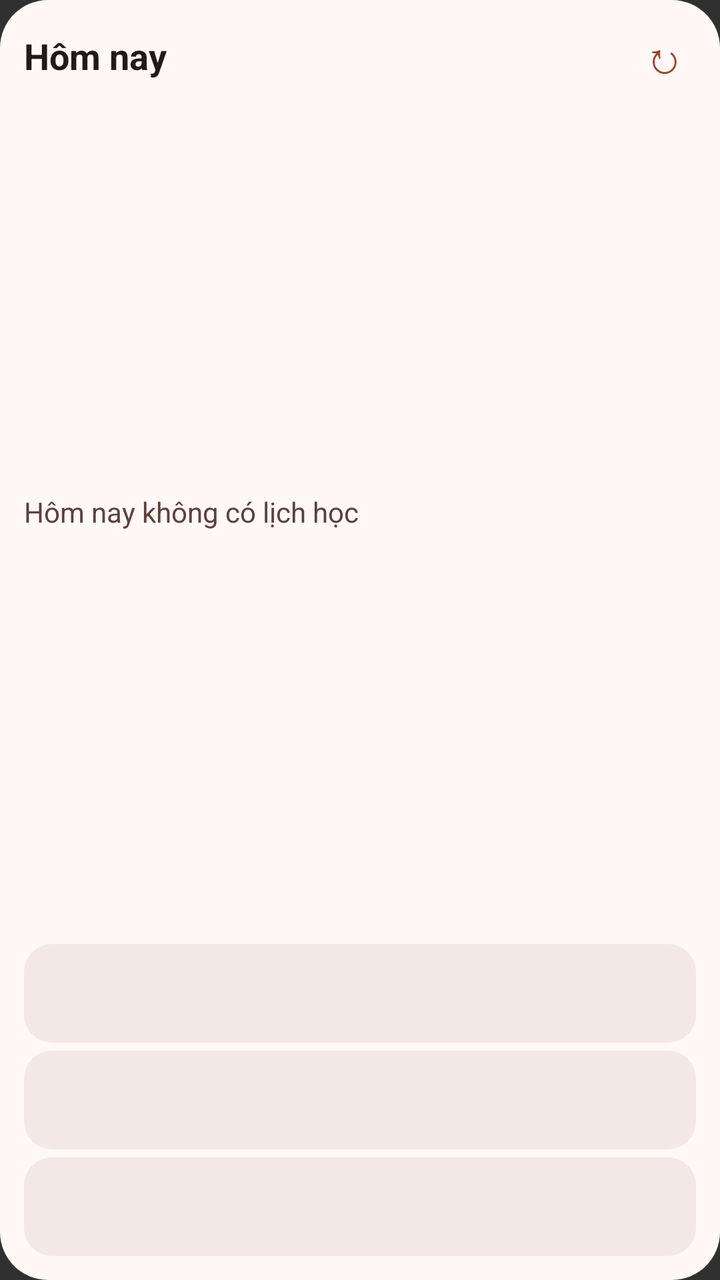
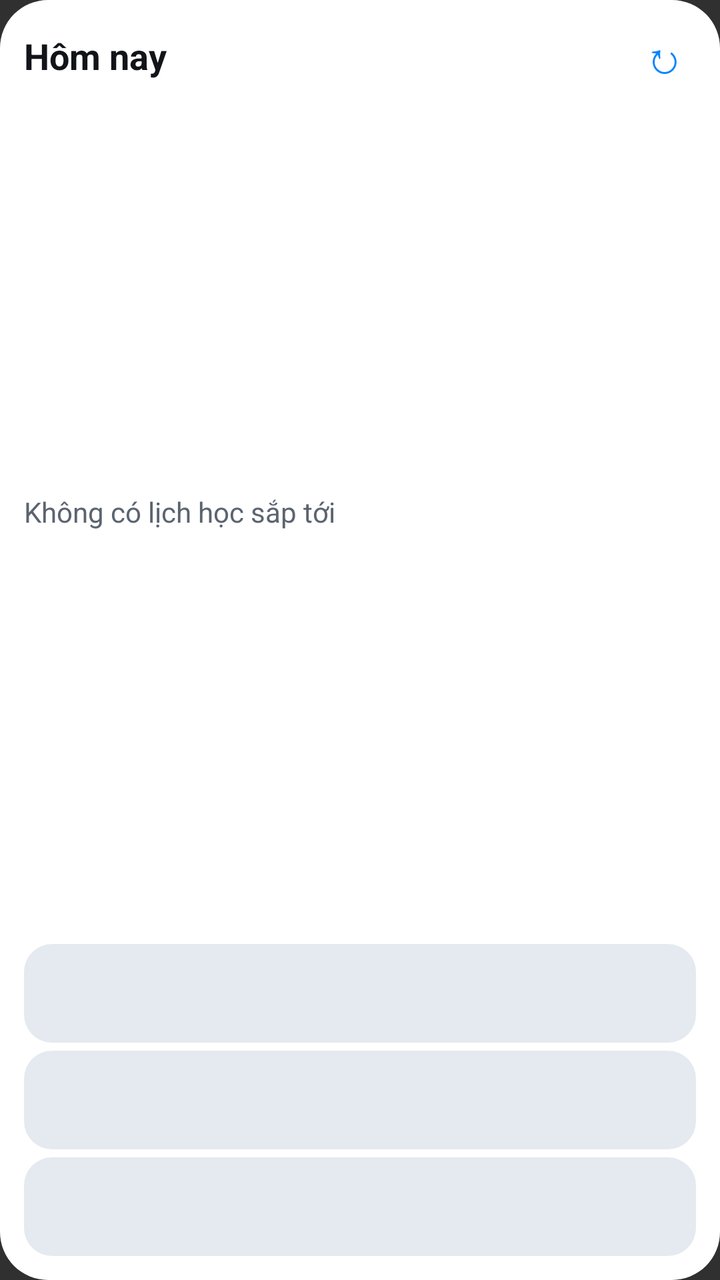

Compare the two renders of this Android layout. The source of the first and the diff that turns it into the second are given below.
<!-- AndroidManifest.xml: application theme Theme.Tkb -->
<!-- res/layout/widget_timetable.xml -->
<?xml version="1.0" encoding="utf-8"?>
<LinearLayout xmlns:android="http://schemas.android.com/apk/res/android"
    android:id="@+id/widget_root"
    android:layout_width="match_parent"
    android:layout_height="match_parent"
    android:background="@drawable/widget_background"
    android:orientation="vertical"
    android:padding="12dp">

    <LinearLayout
        android:layout_width="match_parent"
        android:layout_height="wrap_content"
        android:gravity="center_vertical"
        android:orientation="horizontal">

        <TextView
            android:layout_width="0dp"
            android:layout_height="wrap_content"
            android:layout_weight="1"
            android:text="@string/widget_today"
            android:textColor="@color/widget_on_surface"
            android:textSize="18sp"
            android:textStyle="bold" />

        <TextView
            android:id="@+id/widget_refresh"
            android:layout_width="32dp"
            android:layout_height="32dp"
            android:contentDescription="@string/widget_refresh"
            android:gravity="center"
            android:text="↻"
            android:textColor="@color/widget_primary"
            android:textSize="22sp" />
    </LinearLayout>

    <TextView
        android:id="@+id/widget_empty"
        android:layout_width="match_parent"
        android:layout_height="0dp"
        android:layout_weight="1"
        android:gravity="center_vertical"
        android:text="@string/widget_no_lessons"
        android:textColor="@color/widget_on_surface_variant"
        android:textSize="14sp" />

    <include
        android:id="@+id/lesson_1"
        layout="@layout/widget_lesson_row" />

    <include
        android:id="@+id/lesson_2"
        layout="@layout/widget_lesson_row_2" />

    <include
        android:id="@+id/lesson_3"
        layout="@layout/widget_lesson_row_3" />

</LinearLayout>
<!-- res/layout/widget_lesson_row.xml (included above) -->
<?xml version="1.0" encoding="utf-8"?>
<LinearLayout xmlns:android="http://schemas.android.com/apk/res/android"
    android:layout_width="match_parent"
    android:layout_height="wrap_content"
    android:layout_marginTop="4dp"
    android:background="@drawable/widget_lesson_background"
    android:orientation="vertical"
    android:paddingHorizontal="12dp"
    android:paddingVertical="6dp">

    <TextView
        android:id="@+id/lesson_1_title"
        android:layout_width="match_parent"
        android:layout_height="wrap_content"
        android:ellipsize="end"
        android:maxLines="1"
        android:textColor="@color/widget_on_surface"
        android:textSize="14sp"
        android:textStyle="bold" />

    <TextView
        android:id="@+id/lesson_1_detail"
        android:layout_width="match_parent"
        android:layout_height="wrap_content"
        android:layout_marginTop="2dp"
        android:ellipsize="end"
        android:maxLines="1"
        android:textColor="@color/widget_on_surface_variant"
        android:textSize="12sp" />
</LinearLayout>
<!-- res/layout/widget_lesson_row_2.xml (included above) -->
<?xml version="1.0" encoding="utf-8"?>
<LinearLayout xmlns:android="http://schemas.android.com/apk/res/android"
    android:layout_width="match_parent"
    android:layout_height="wrap_content"
    android:layout_marginTop="4dp"
    android:background="@drawable/widget_lesson_background"
    android:orientation="vertical"
    android:paddingHorizontal="12dp"
    android:paddingVertical="6dp">

    <TextView
        android:id="@+id/lesson_2_title"
        android:layout_width="match_parent"
        android:layout_height="wrap_content"
        android:ellipsize="end"
        android:maxLines="1"
        android:textColor="@color/widget_on_surface"
        android:textSize="14sp"
        android:textStyle="bold" />

    <TextView
        android:id="@+id/lesson_2_detail"
        android:layout_width="match_parent"
        android:layout_height="wrap_content"
        android:layout_marginTop="2dp"
        android:ellipsize="end"
        android:maxLines="1"
        android:textColor="@color/widget_on_surface_variant"
        android:textSize="12sp" />
</LinearLayout>
<!-- res/layout/widget_lesson_row_3.xml (included above) -->
<?xml version="1.0" encoding="utf-8"?>
<LinearLayout xmlns:android="http://schemas.android.com/apk/res/android"
    android:layout_width="match_parent"
    android:layout_height="wrap_content"
    android:layout_marginTop="4dp"
    android:background="@drawable/widget_lesson_background"
    android:orientation="vertical"
    android:paddingHorizontal="12dp"
    android:paddingVertical="6dp">

    <TextView
        android:id="@+id/lesson_3_title"
        android:layout_width="match_parent"
        android:layout_height="wrap_content"
        android:ellipsize="end"
        android:maxLines="1"
        android:textColor="@color/widget_on_surface"
        android:textSize="14sp"
        android:textStyle="bold" />

    <TextView
        android:id="@+id/lesson_3_detail"
        android:layout_width="match_parent"
        android:layout_height="wrap_content"
        android:layout_marginTop="2dp"
        android:ellipsize="end"
        android:maxLines="1"
        android:textColor="@color/widget_on_surface_variant"
        android:textSize="12sp" />
</LinearLayout>
<!-- resources referenced by this layout -->
<resources>
  <color name="widget_on_surface">#231918</color>
  <color name="widget_on_surface_variant">#5C403C</color>
  <color name="widget_primary">#9A452F</color>
  <!-- drawable widget_background (drawable) -->
  <?xml version="1.0" encoding="utf-8"?>
  <shape xmlns:android="http://schemas.android.com/apk/res/android" android:shape="rectangle">
      <corners android:radius="24dp" />
      <solid android:color="@color/widget_surface" />
  </shape>
  <!-- drawable widget_lesson_background (drawable) -->
  <?xml version="1.0" encoding="utf-8"?>
  <shape xmlns:android="http://schemas.android.com/apk/res/android" android:shape="rectangle">
      <corners android:radius="14dp" />
      <solid android:color="@color/widget_surface_variant" />
  </shape>
  <string name="widget_no_lessons">Hôm nay không có lịch học</string>
  <string name="widget_refresh">Cập nhật tiện ích</string>
  <string name="widget_today">Hôm nay</string>
  <style name="Theme.Tkb" parent="android:Theme.Material.NoActionBar">
          <item name="android:windowLightStatusBar">true</item>
      </style>
  <color name="widget_surface">#FFF8F6</color>
  <color name="widget_surface_variant">#F3E8E5</color>
</resources>

<!-- the commit's change to res/layout/widget_timetable.xml (unified diff, before → after) -->
@@ -14,6 +14,7 @@
         android:orientation="horizontal">
 
         <TextView
+            android:id="@+id/widget_title"
             android:layout_width="0dp"
             android:layout_height="wrap_content"
             android:layout_weight="1"
@@ -27,6 +28,8 @@
             android:layout_width="32dp"
             android:layout_height="32dp"
             android:contentDescription="@string/widget_refresh"
+            android:clickable="true"
+            android:focusable="true"
             android:gravity="center"
             android:text="↻"
             android:textColor="@color/widget_primary"
<!-- resource entries referenced after the edit -->
@@ -1,8 +1,8 @@
 <!-- resources referenced by this layout -->
 <resources>
-  <color name="widget_on_surface">#231918</color>
-  <color name="widget_on_surface_variant">#5C403C</color>
-  <color name="widget_primary">#9A452F</color>
+  <color name="widget_on_surface">#111418</color>
+  <color name="widget_on_surface_variant">#5B6470</color>
+  <color name="widget_primary">#0A84FF</color>
   <!-- drawable widget_background (drawable) -->
   <?xml version="1.0" encoding="utf-8"?>
   <shape xmlns:android="http://schemas.android.com/apk/res/android" android:shape="rectangle">
@@ -15,13 +15,13 @@
       <corners android:radius="14dp" />
       <solid android:color="@color/widget_surface_variant" />
   </shape>
-  <string name="widget_no_lessons">Hôm nay không có lịch học</string>
+  <string name="widget_no_lessons">Không có lịch học sắp tới</string>
   <string name="widget_refresh">Cập nhật tiện ích</string>
   <string name="widget_today">Hôm nay</string>
   <style name="Theme.Tkb" parent="android:Theme.Material.NoActionBar">
           <item name="android:windowLightStatusBar">true</item>
       </style>
-  <color name="widget_surface">#FFF8F6</color>
-  <color name="widget_surface_variant">#F3E8E5</color>
+  <color name="widget_surface">#FFFFFF</color>
+  <color name="widget_surface_variant">#E5E9F0</color>
 </resources>
 
